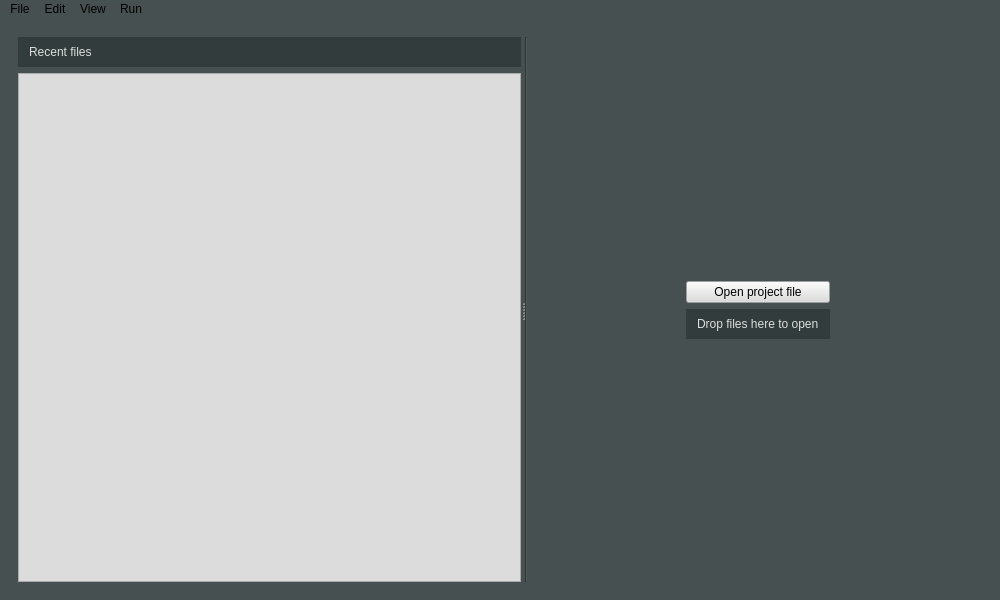
The window that gui/ui_files/mainwindow.ui (OSUDSL/pydre) describes before a commit, drawn with Qt 5.
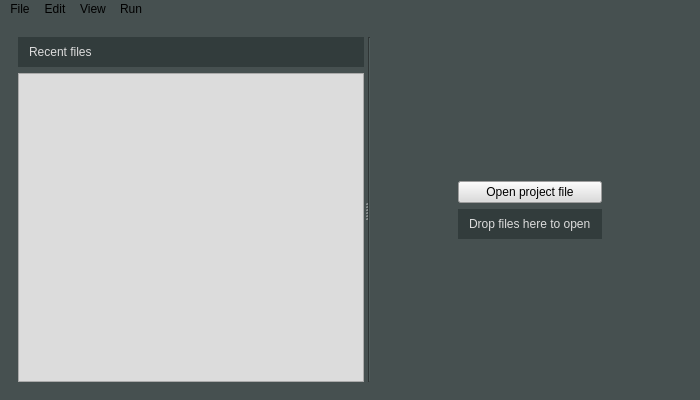
The same window after the commit.

Commit message: Changed initial window dimensions

```diff
--- a/gui/ui_files/mainwindow.ui
+++ b/gui/ui_files/mainwindow.ui
@@ -9,8 +9,8 @@
    <rect>
     <x>0</x>
     <y>0</y>
-    <width>1000</width>
-    <height>600</height>
+    <width>700</width>
+    <height>400</height>
    </rect>
   </property>
   <property name="minimumSize">
@@ -60,7 +60,7 @@
           <property name="orientation">
            <enum>Qt::Horizontal</enum>
           </property>
-          <widget class="QWidget" name="">
+          <widget class="QWidget" name="layoutWidget">
            <layout class="QVBoxLayout" name="verticalLayout_7">
             <item>
              <widget class="QLabel" name="label_4">
@@ -84,7 +84,7 @@
             </item>
            </layout>
           </widget>
-          <widget class="QWidget" name="">
+          <widget class="QWidget" name="layoutWidget">
            <layout class="QHBoxLayout" name="horizontalLayout_2">
             <item>
              <widget class="Line" name="line">
@@ -396,7 +396,7 @@
     <rect>
      <x>0</x>
      <y>0</y>
-     <width>1000</width>
+     <width>700</width>
      <height>21</height>
     </rect>
    </property>
```
Left out of the diff: 4 changed lines with no effect on the pictures.
